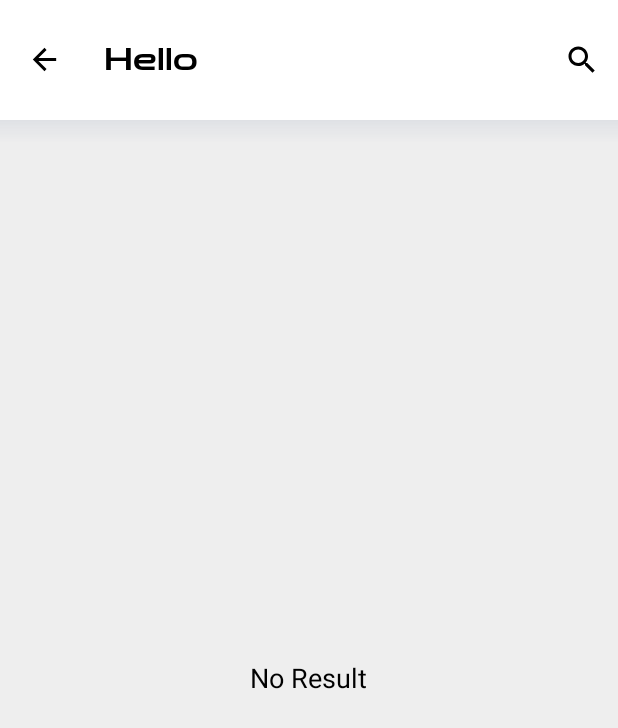
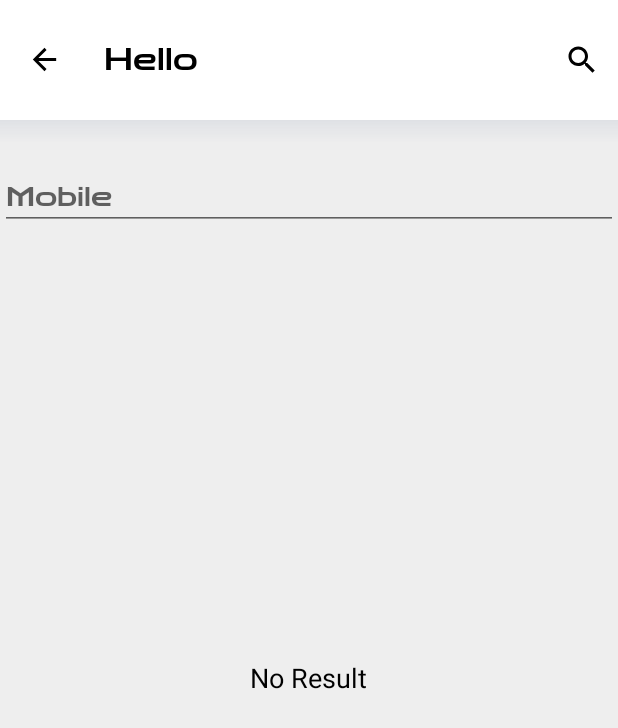
Before and after one commit to shubham-gupta-16/Material-Kit, an Android app: the screen it shows after launch (MainActivity), on a phone screen of 412 x 824 dp. Shown: the top 728 px of the screen. Run offline under Robolectric (Android 15) with nearby library versions, the phone set to English and light mode, and no system bars.

Commit message:
Implemented TextInputView

```diff
--- /dev/null
+++ b/Material-Kit/src/main/java/com/shubhamgupta16/materialkit/TextInputView.java
@@ -0,0 +1,68 @@
+package com.shubhamgupta16.materialkit;
+
+import android.content.Context;
+import android.text.Editable;
+import android.text.TextWatcher;
+import android.util.AttributeSet;
+
+import androidx.annotation.NonNull;
+import androidx.annotation.Nullable;
+import com.google.android.material.textfield.TextInputLayout;
+
+
+public class TextInputView extends TextInputLayout {
+    public TextInputView(@NonNull Context context) {
+        this(context, null);
+    }
+
+    public TextInputView(@NonNull Context context, @Nullable AttributeSet attrs) {
+        this(context, attrs, 0);
+    }
+
+    private OnInputChangeListener onInputChangeListener;
+
+    public TextInputView(@NonNull Context context, @Nullable AttributeSet attrs, int defStyleAttr) {
+        super(context, attrs, defStyleAttr);
+
+        addOnEditTextAttachedListener(new OnEditTextAttachedListener() {
+            @Override
+            public void onEditTextAttached(@NonNull TextInputLayout textInputLayout) {
+                if (textInputLayout.getEditText() != null)
+                    textInputLayout.getEditText().addTextChangedListener(new TextWatcher() {
+                        @Override
+                        public void beforeTextChanged(CharSequence s, int start, int count, int after) {
+
+                        }
+
+                        @Override
+                        public void onTextChanged(CharSequence s, int start, int before, int count) {
+                            if (onInputChangeListener != null)
+                                onInputChangeListener.onChange(s, count);
+                        }
+
+                        @Override
+                        public void afterTextChanged(Editable s) {
+
+                        }
+                    });
+            }
+        });
+    }
+
+    public String getText() {
+        if (getEditText() != null)
+            return getEditText().getText().toString();
+        return "";
+    }
+
+    public void setText(String text) {
+        if (getEditText() != null)
+            getEditText().setText(text);
+    }
+
+    public interface OnInputChangeListener {
+        void onChange(CharSequence input, int count);
+    }
+
+
+}
--- a/app/src/main/res/layout/activity_main.xml
+++ b/app/src/main/res/layout/activity_main.xml
@@ -25,6 +25,21 @@
         android:id="@+id/productView"
         android:layout_width="match_parent"
         android:layout_height="match_parent"/>
+
+    <com.shubhamgupta16.materialkit.TextInputView
+        android:layout_marginTop="20dp"
+        android:hint="Mobile"
+        android:layout_width="match_parent"
+        android:layout_height="wrap_content">
+
+        <com.google.android.material.textfield.TextInputEditText
+            android:layout_width="match_parent"
+            android:layout_height="wrap_content"
+            android:imeOptions="actionNext"
+            android:fontFamily="@font/tjb"
+            android:inputType="textMultiLine"
+            android:maxLength="10" />
+    </com.shubhamgupta16.materialkit.TextInputView>
 
     <!--<com.shubhamgupta16.materialkit.LinearScrollView
         android:layout_width="match_parent"
```
Also changed, not shown: Material-Kit/src/main/res/values/attrs.xml (+29 -17 lines), 1 other file.
